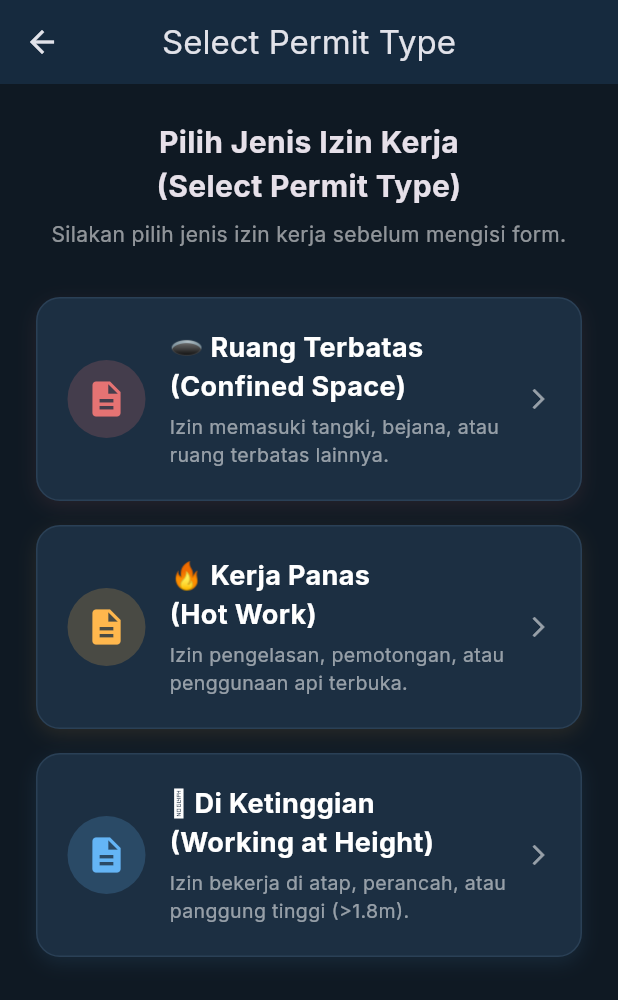
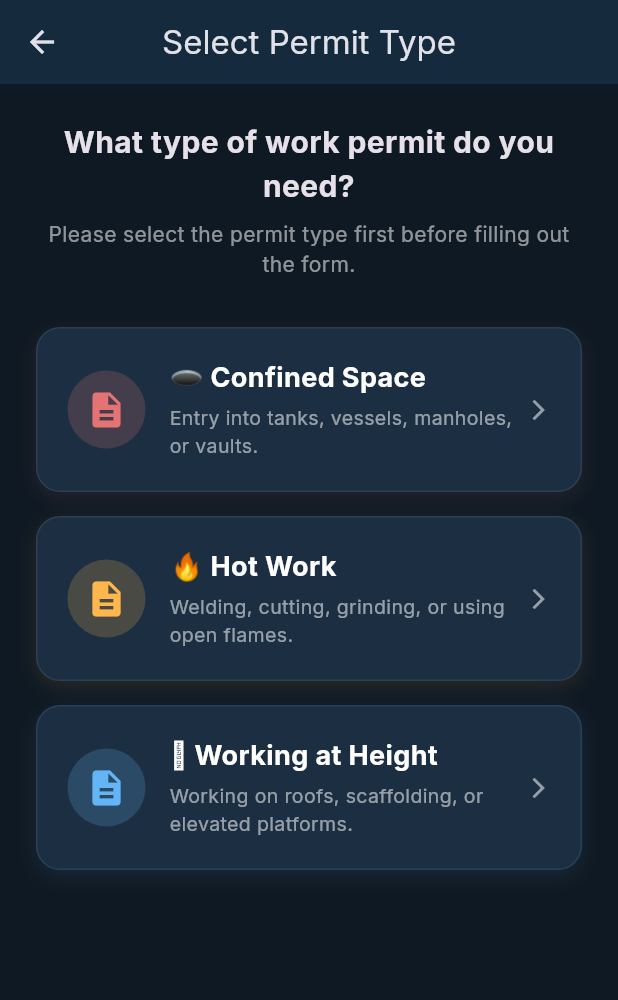
Before and after one commit to Kykyun/PermitApps, a Flutter app: the PermitFormScreen screen opened directly, on a phone screen of 412 x 824 dp. Shown: the top 1000 px of the screen. Run offline on Flutter 3.47's test engine with Material 3 defaults, Android fonts, the phone set to English and light mode, and no system bars; our stand-ins replace dio, file_picker, google_fonts, pdf, printing, shared_preferences and 1 more; accounts and stored records are empty; network calls fail.

Commit message:
updte UI, workflow and bug interface in preview permit

```diff
--- a/frontend/lib/models/permit.dart
+++ b/frontend/lib/models/permit.dart
@@ -59,15 +59,15 @@ class Permit {
   String get typeLabel {
     switch (permitType) {
       case 'confined_space':
-        return 'Ruang Terbatas';
+        return 'Confined Space';
       case 'working_at_height':
-        return 'Di Ketinggian';
+        return 'Working at Height';
       case 'excavation':
         return 'Excavation';
       case 'electrical':
         return 'Electrical Work';
       case 'hot_work':
-        return 'Kerja Panas';
+        return 'Hot Work';
       default:
         return permitType;
     }
@@ -95,17 +95,15 @@ class Permit {
       case 'draft':
         return 'Draft';
       case 'submitted':
-        return 'Submitted';
+        return 'Submitted (Awaiting K3)';
       case 'k3_filled':
         return 'K3 Filled (Review By K3 Umum)';
       case 'k3_umum_approved':
-        return 'K3 Umum Approved (Review By Mill Assistant)';
-      case 'mill_assistant_approved':
-        return 'Mill Assistant Approved (Pending Final Approval)';
+        return 'K3 Umum Approved (Awaiting Manager)';
       case 'approved':
-        return 'Approved';
+        return 'Approved ✅';
       case 'rejected':
-        return 'Rejected';
+        return 'Rejected ❌';
       case 'active':
         return 'Active';
       case 'expired':
--- a/frontend/lib/screens/dashboard_screen.dart
+++ b/frontend/lib/screens/dashboard_screen.dart
@@ -58,7 +58,7 @@ class _DashboardScreenState extends State<DashboardScreen> {
         children: [
           // Greeting
           Text(
-            'Welcome, ${user.name.split(' ').first}! 👋',
+            'Welcome, Safety First! 👋',
             style: Theme.of(context).textTheme.headlineSmall?.copyWith(fontWeight: FontWeight.bold),
           ),
           const SizedBox(height: 4),
--- a/frontend/lib/screens/forms/working_at_height_form.dart
+++ b/frontend/lib/screens/forms/working_at_height_form.dart
@@ -214,17 +214,17 @@ class _WorkingAtHeightFormState extends State<WorkingAtHeightForm> {
     );
   }
 
-  Widget _buildTextField(String label, TextEditingController ctrl, {bool isRequired = true, int maxLines = 1}) {
+  Widget _buildTextField(String label, TextEditingController ctrl, {bool isRequired = true, int maxLines = 1, double fontSize = 12}) {
     return Padding(
       padding: const EdgeInsets.only(bottom: 8),
       child: TextFormField(
         controller: ctrl,
         maxLines: maxLines,
-        style: const TextStyle(fontSize: 12),
+        style: TextStyle(fontSize: fontSize),
         decoration: InputDecoration(
           isDense: true,
           labelText: isRequired ? '$label *' : label,
-          labelStyle: TextStyle(fontSize: 12, color: isRequired ? Colors.red.shade300 : Colors.white70),
+          labelStyle: TextStyle(fontSize: fontSize, color: isRequired ? Colors.red.shade300 : Colors.white70),
           focusedBorder: const UnderlineInputBorder(borderSide: BorderSide(color: Colors.green)),
           enabledBorder: UnderlineInputBorder(borderSide: BorderSide(color: isRequired ? Colors.red.withOpacity(0.5) : const Color(0xFF2A4056))),
         ),
--- a/frontend/lib/screens/permit_form_screen.dart
+++ b/frontend/lib/screens/permit_form_screen.dart
@@ -19,37 +19,37 @@ class PermitFormScreen extends StatelessWidget {
           crossAxisAlignment: CrossAxisAlignment.stretch,
           children: [
             const Text(
-              'Pilih Jenis Izin Kerja\n(Select Permit Type)',
+              'What type of work permit do you need?',
               style: TextStyle(fontSize: 20, fontWeight: FontWeight.bold),
               textAlign: TextAlign.center,
             ),
             const SizedBox(height: 8),
             const Text(
-              'Silakan pilih jenis izin kerja sebelum mengisi form.',
+              'Please select the permit type first before filling out the form.',
               style: TextStyle(color: Colors.white54, fontSize: 14),
               textAlign: TextAlign.center,
             ),
             const SizedBox(height: 32),
             _buildTypeCard(
               context,
-              '🕳️ Ruang Terbatas\n(Confined Space)',
-              'Izin memasuki tangki, bejana, atau ruang terbatas lainnya.',
+              '🕳️ Confined Space',
+              'Entry into tanks, vessels, manholes, or vaults.',
               const Color(0xFFE57373),
               () => Navigator.push(context, MaterialPageRoute(builder: (_) => const ConfinedSpaceForm())),
             ),
             const SizedBox(height: 16),
             _buildTypeCard(
               context,
-              '🔥 Kerja Panas\n(Hot Work)',
-              'Izin pengelasan, pemotongan, atau penggunaan api terbuka.',
+              '🔥 Hot Work',
+              'Welding, cutting, grinding, or using open flames.',
               const Color(0xFFFFB74D),
               () => Navigator.push(context, MaterialPageRoute(builder: (_) => const HotWorkForm())),
             ),
             const SizedBox(height: 16),
             _buildTypeCard(
               context,
-              '🪜 Di Ketinggian\n(Working at Height)',
-              'Izin bekerja di atap, perancah, atau panggung tinggi (>1.8m).',
+              '🪜 Working at Height',
+              'Working on roofs, scaffolding, or elevated platforms.',
               const Color(0xFF64B5F6),
               () => Navigator.push(context, MaterialPageRoute(builder: (_) => const WorkingAtHeightForm())),
             ),
--- a/frontend/lib/screens/permit_list_screen.dart
+++ b/frontend/lib/screens/permit_list_screen.dart
@@ -205,7 +205,7 @@ class _PermitListScreenState extends State<PermitListScreen> {
               Wrap(
                 spacing: 8,
                 runSpacing: 8,
-                children: ['draft', 'submitted', 'k3_filled', 'k3_umum_approved', 'mill_assistant_approved', 'approved', 'rejected', 'active'].map((s) {
+                children: ['draft', 'submitted', 'k3_filled', 'k3_umum_approved', 'approved', 'rejected', 'active'].map((s) {
                   return ChoiceChip(
                     label: Text(s),
                     selected: _filterStatus == s,
@@ -225,11 +225,11 @@ class _PermitListScreenState extends State<PermitListScreen> {
                 spacing: 8,
                 runSpacing: 8,
                 children: [
-                  ('confined_space', '🕳️ Ruang Terbatas'),
-                  ('working_at_height', '🪜 Di Ketinggian'),
+                  ('confined_space', '🕳️ Confined Space'),
+                  ('working_at_height', '🪜 Height'),
                   ('excavation', '⛏️ Excavation'),
                   ('electrical', '⚡ Electrical'),
-                  ('hot_work', '🔥 Kerja Panas'),
+                  ('hot_work', '🔥 Hot Work'),
                 ].map((t) {
                   return ChoiceChip(
                     label: Text(t.$2),
--- a/frontend/pubspec.yaml
+++ b/frontend/pubspec.yaml
@@ -16,7 +16,7 @@ publish_to: 'none' # Remove this line if you wish to publish to pub.dev
 # https://developer.apple.com/library/archive/documentation/General/Reference/InfoPlistKeyReference/Articles/CoreFoundationKeys.html
 # In Windows, build-name is used as the major, minor, and patch parts
 # of the product and file versions while build-number is used as the build suffix.
-version: 1.0.0+1
+version: 1.1.0+2
 
 environment:
   sdk: ^3.4.0
```
Also changed, not shown: frontend/lib/screens/permit_detail_screen.dart (+14 -17 lines), 1 other file.
